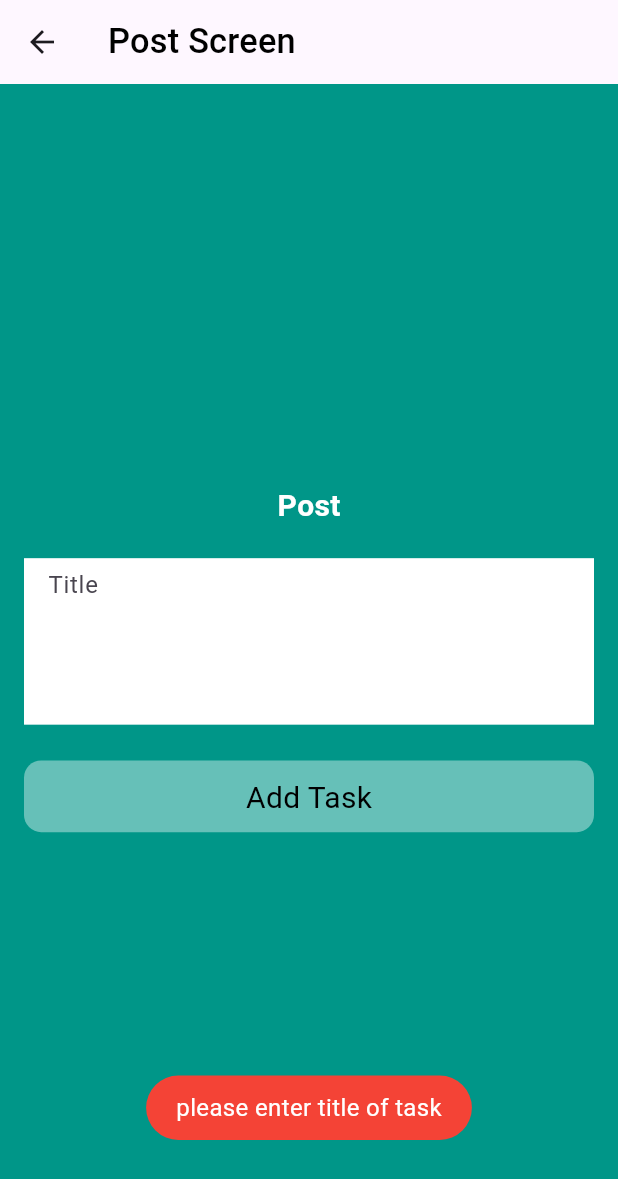
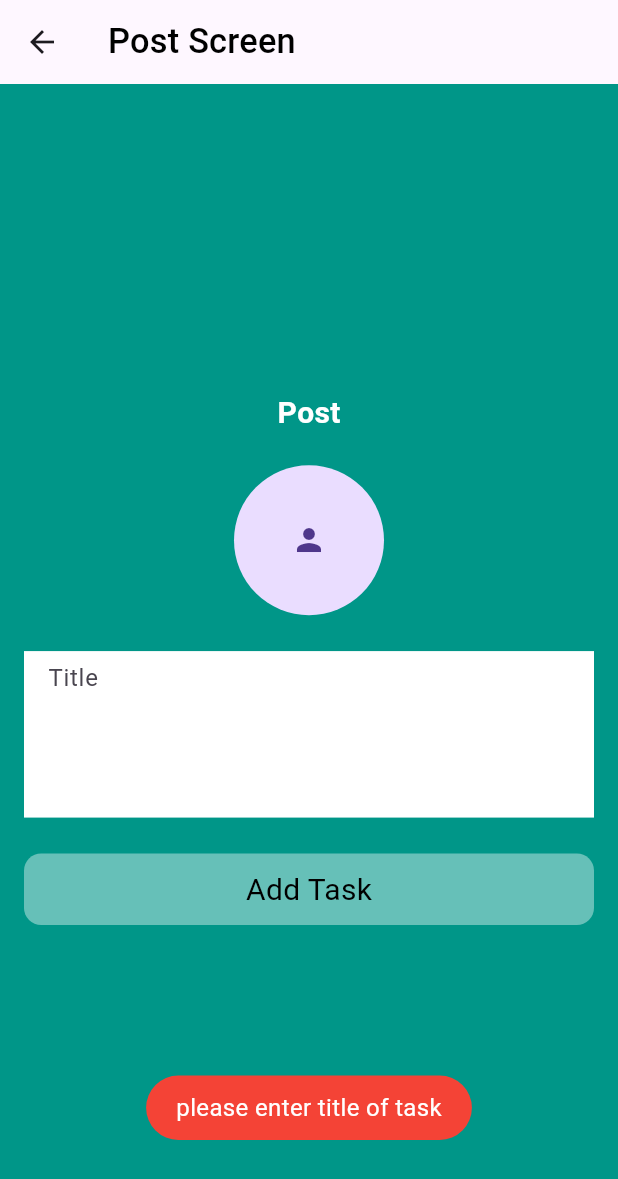
Before and after one commit to kalemullah/female-batch-1-firebase, a Flutter app: the CreatePostScreen screen opened directly, after a tap on "Add Task", on a phone screen of 412 x 824 dp. Shown: the top 1179 px of the screen. Run offline on Flutter 3.47's test engine with Material 3 defaults, Android fonts, the phone set to English and light mode, and no system bars; our stand-ins replace cloud_firestore, firebase_auth, firebase_core, firebase_database, firebase_storage, flutter_screenutil and 2 more; accounts and stored records are empty.

```diff
--- a/lib/UI/social_media/create_post_screen.dart
+++ b/lib/UI/social_media/create_post_screen.dart
@@ -1,10 +1,14 @@
+import 'dart:io';
+
 import 'package:cloud_firestore/cloud_firestore.dart';
 import 'package:firebase_auth/firebase_auth.dart';
+import 'package:firebase_storage/firebase_storage.dart';
 import 'package:firebaseproject/custom_widget/custom_button.dart';
 import 'package:firebaseproject/utils/toast.dart';
 import 'package:flutter/material.dart';
 import 'package:flutter_screenutil/flutter_screenutil.dart';
 import 'package:firebaseproject/utils/colors.dart';
+import 'package:image_picker/image_picker.dart';
 
 class CreatePostScreen extends StatefulWidget {
   const CreatePostScreen({super.key});
@@ -24,6 +28,20 @@ class _CreatePostScreenState extends State<CreatePostScreen> {
   void initState() {
     super.initState();
     getUserData();
+  }
+
+  XFile? image;
+  File? imageFile;
+  void pickImage() async {
+    final ImagePicker _picker = ImagePicker();
+    image = await _picker.pickImage(source: ImageSource.camera);
+    setState(() {});
+    if (image != null) {
+      print('this is image path ${image?.path}');
+      imageFile = File(image!.path);
+      setState(() {});
+    }
+    return;
   }
 
   getUserData() async {
@@ -57,6 +75,27 @@ class _CreatePostScreenState extends State<CreatePostScreen> {
                     color: Color.secondcolor,
                   )),
               SizedBox(height: 20.h),
+              GestureDetector(
+                onTap: () {
+                  pickImage();
+                  // print('this is image path ${image.path}');
+                },
+                child: image != null
+                    ? ClipRRect(
+                        borderRadius: BorderRadius.circular(100),
+                        child: Image.file(
+                          height: 100,
+                          width: 100,
+                          File(image!.path),
+                          fit: BoxFit.cover,
+                        ),
+                      )
+                    : CircleAvatar(
+                        radius: 50,
+                        child: Icon(Icons.person),
+                      ),
+              ),
+              SizedBox(height: 20.h),
               TextField(
                 maxLines: 5,
                 controller: titleController,
@@ -77,7 +116,7 @@ class _CreatePostScreenState extends State<CreatePostScreen> {
                   isloading: isdataadded,
                   text: 'Add Task',
                   btncolor: Color.secondcolor.withOpacity(.4),
-                  ontap: () {
+                  ontap: () async {
                     print(
                         'this is titla data ${titleController.text.trim().toString()}');
 
@@ -87,6 +126,29 @@ class _CreatePostScreenState extends State<CreatePostScreen> {
                     } else {
                       isdataadded = true;
                       setState(() {});
+                      String imageref = '';
+                      try {
+                        if (imageFile != null) {
+                          print('Image Path: ${imageFile}');
+
+                          String fileName =
+                              DateTime.now().millisecondsSinceEpoch.toString();
+                          Reference firebaseStorageRef = FirebaseStorage
+                              .instance
+                              .ref()
+                              .child('images/$fileName');
+                          UploadTask uploadTask =
+                              firebaseStorageRef.putFile(imageFile!);
+                          await uploadTask;
+                          print('File Uploaded');
+                          imageref = await firebaseStorageRef.getDownloadURL();
+                          setState(() {});
+                          print('Image URL: $imageref');
+                        }
+                      } catch (e) {
+                        print('Error: $e');
+                      }
+
                       String id =
                           DateTime.now().microsecondsSinceEpoch.toString();
                       database.doc(id).set({
@@ -94,6 +156,7 @@ class _CreatePostScreenState extends State<CreatePostScreen> {
                         'id': id,
                         'uid': FirebaseAuth.instance.currentUser!.uid,
                         'creatat': DateTime.now(),
+                        "image": imageref,
                         'name': name,
                       }).then((v) {
                         fluttertoas()
--- a/lib/UI/todo/add_task.dart
+++ b/lib/UI/todo/add_task.dart
@@ -5,6 +5,7 @@ import 'package:firebaseproject/utils/colors.dart';
 import 'package:firebaseproject/utils/toast.dart';
 import 'package:flutter/material.dart';
 import 'package:flutter_screenutil/flutter_screenutil.dart';
+import 'package:image_picker/image_picker.dart';
 
 class AddTask extends StatefulWidget {
   const AddTask({super.key});
@@ -19,6 +20,8 @@ class _AddTaskState extends State<AddTask> {
   final database = FirebaseDatabase.instance.ref('todo');
 
   bool isdataadded = false;
+
+
   @override
   Widget build(BuildContext context) {
     return Scaffold(
--- a/pubspec.yaml
+++ b/pubspec.yaml
@@ -43,6 +43,7 @@ dependencies:
   flutter_screenutil: ^5.9.3
   fluttertoast: ^8.2.8
   intl: ^0.20.1
+  image_picker: ^1.1.2
 
 dev_dependencies:
   flutter_test:
```
Also changed, not shown: .github/workflows/main.yaml, firebase.json, lib/firebase_options.dart, pubspec.lock, 7 other files.
